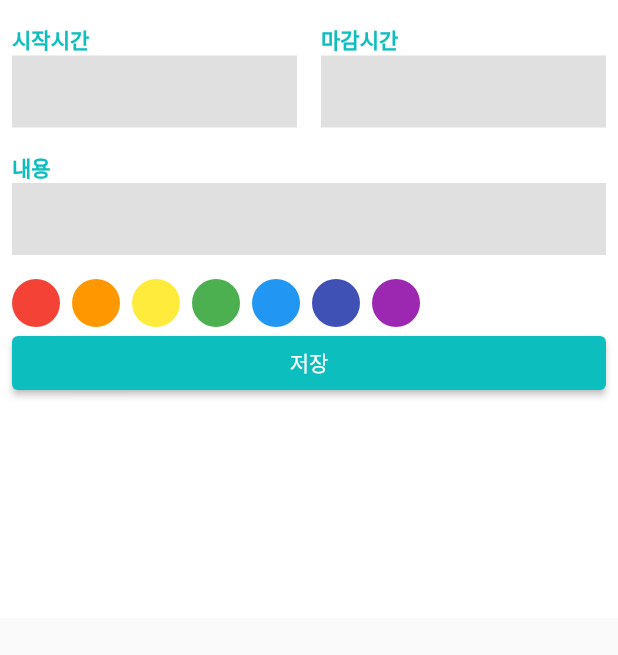
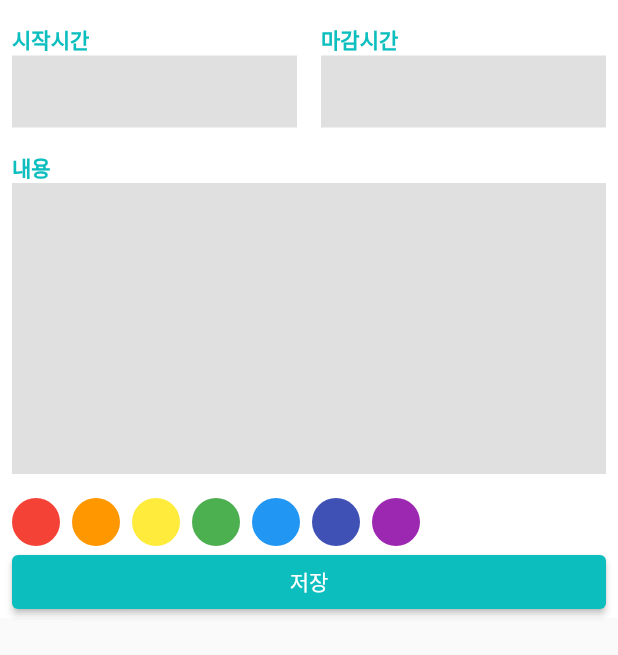
Before and after one commit to roqhdehd502/calendar_schedular, a Flutter app: the ScheduleBottomSheet widget shown alone on an empty page, opened directly, on a phone screen of 412 x 824 dp. Shown: the top 655 px of the screen. Run offline on Flutter 3.47's test engine with Material 2 defaults, Android fonts, the phone set to English and light mode, and no system bars; our stand-ins replace table_calendar.

Commit message:
main: 스케쥴 Card BottomSheet 스타일 정리 - 2

```diff
--- a/lib/component/custom_text_field.dart
+++ b/lib/component/custom_text_field.dart
@@ -1,11 +1,15 @@
 import 'package:calendar_schedular/const/colors.dart';
 import 'package:flutter/material.dart';
+import 'package:flutter/services.dart';
 
 class CustomTextField extends StatelessWidget {
   final String label;
+  // true: 시간, false: 내용
+  final bool isTime;
 
   const CustomTextField({
     required this.label,
+    required this.isTime,
     super.key,
   });
 
@@ -21,15 +25,31 @@ class CustomTextField extends StatelessWidget {
             fontWeight: FontWeight.w600,
           ),
         ),
-        TextField(
-          cursorColor: Colors.grey,
-          decoration: InputDecoration(
-            border: InputBorder.none,
-            filled: true,
-            fillColor: Colors.grey[300],
+        if (isTime) renderTextField(),
+        if (!isTime)
+          Expanded(
+            child: renderTextField(),
           ),
-        ),
       ],
     );
   }
+
+  Widget renderTextField() {
+    return TextField(
+      cursorColor: Colors.grey,
+      maxLines: isTime ? 1 : null,
+      expands: !isTime,
+      keyboardType: isTime ? TextInputType.number : TextInputType.multiline,
+      inputFormatters: isTime
+          ? [
+              FilteringTextInputFormatter.digitsOnly,
+            ]
+          : [],
+      decoration: InputDecoration(
+        border: InputBorder.none,
+        filled: true,
+        fillColor: Colors.grey[300],
+      ),
+    );
+  }
 }
--- a/lib/component/schedule_bottom_sheet.dart
+++ b/lib/component/schedule_bottom_sheet.dart
@@ -10,7 +10,12 @@ class ScheduleBottomSheet extends StatelessWidget {
   Widget build(BuildContext context) {
     final bottomInset = MediaQuery.of(context).viewInsets.bottom;
 
-    return Container(
+    return GestureDetector(
+      onTap: () {
+        FocusScope.of(context).requestFocus(FocusNode());
+      },
+      child: SafeArea(
+        child: Container(
           height: MediaQuery.of(context).size.height / 2 + bottomInset,
           color: Colors.white,
           child: Padding(
@@ -32,6 +37,7 @@ class ScheduleBottomSheet extends StatelessWidget {
                     const Gap(width: 8.0),
                     _SaveButton(),
                   ],
+                )),
           ),
         ),
       ),
@@ -49,12 +55,14 @@ class _Time extends StatelessWidget {
         Expanded(
           child: CustomTextField(
             label: '시작시간',
+            isTime: true,
           ),
         ),
         const Gap(width: 16.0),
         Expanded(
           child: CustomTextField(
             label: '마감시간',
+            isTime: true,
           ),
         ),
       ],
@@ -67,8 +75,11 @@ class _Content extends StatelessWidget {
 
   @override
   Widget build(BuildContext context) {
-    return CustomTextField(
+    return Expanded(
+      child: CustomTextField(
         label: '내용',
+        isTime: false,
+      ),
     );
   }
 }
--- a/lib/util/gap.dart
+++ b/lib/util/gap.dart
@@ -5,16 +5,16 @@ class Gap extends StatelessWidget {
   final double? height;
 
   const Gap({
-    this.width,
-    this.height,
+    this.width = 0.0,
+    this.height = 0.0,
     super.key,
   });
 
   @override
   Widget build(BuildContext context) {
     return SizedBox(
-      width: width ?? 0.0,
-      height: height ?? 0.0,
+      width: width,
+      height: height,
     );
   }
 }
```
Lines whose indentation alone changed are shown as unchanged.
